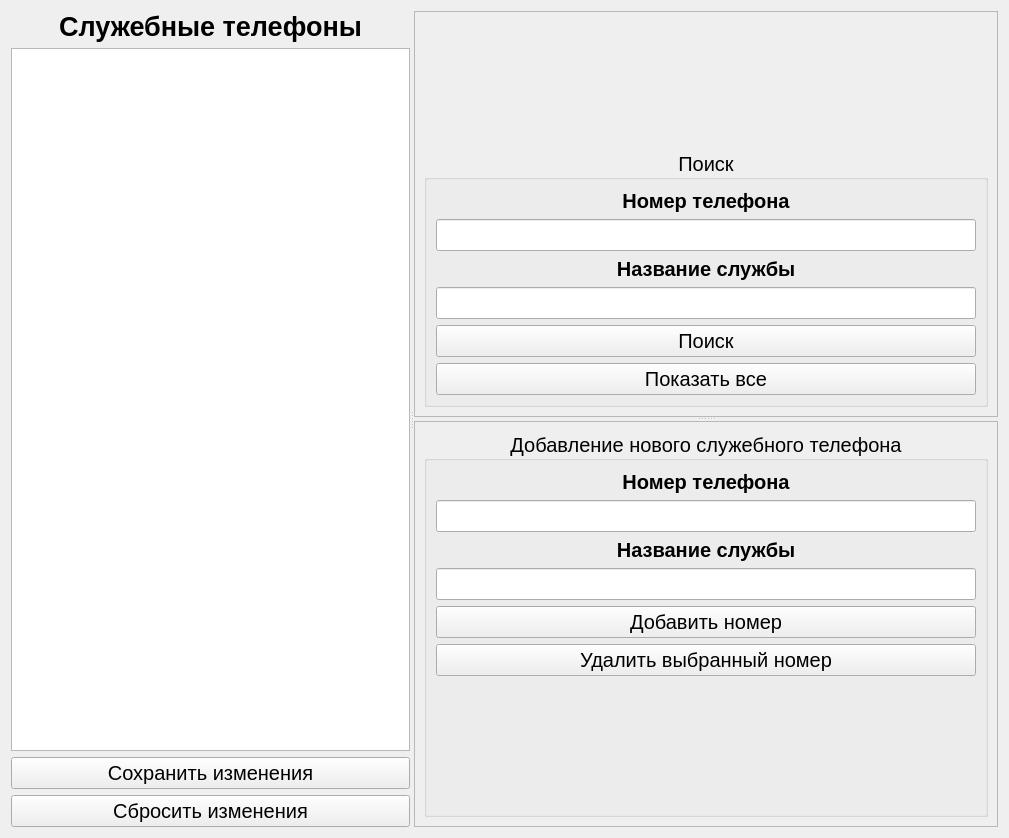
Before: the Qt Designer form officialtelephones.ui in Yavlados/VKR, drawn with Qt 5.
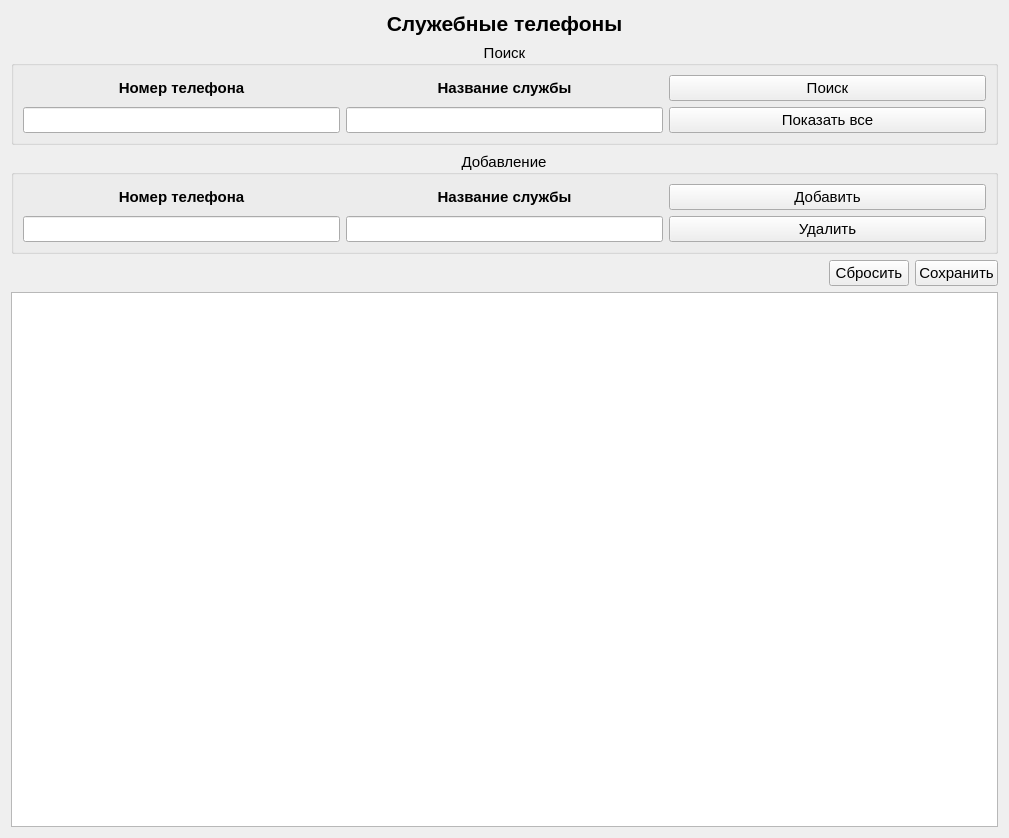
After: the same form once the commit is applied. Icons and pictures are not drawn.

Diff of the .ui file:
```diff
--- a/officialtelephones.ui
+++ b/officialtelephones.ui
@@ -16,15 +16,8 @@
   <property name="autoFillBackground">
    <bool>true</bool>
   </property>
-  <layout class="QGridLayout" name="gridLayout_2">
+  <layout class="QGridLayout" name="gridLayout_3">
    <item row="0" column="0">
-    <widget class="QSplitter" name="splitter_2">
-     <property name="orientation">
-      <enum>Qt::Horizontal</enum>
-     </property>
-     <widget class="QWidget" name="layoutWidget">
-      <layout class="QVBoxLayout" name="verticalLayout">
-       <item>
         <widget class="QLabel" name="label">
          <property name="sizePolicy">
           <sizepolicy hsizetype="Expanding" vsizetype="Preferred">
@@ -35,7 +28,7 @@
          <property name="font">
           <font>
            <family>Arial</family>
-           <pointsize>20</pointsize>
+       <pointsize>16</pointsize>
            <weight>75</weight>
            <bold>true</bold>
           </font>
@@ -48,84 +41,13 @@
          </property>
         </widget>
        </item>
-       <item>
-        <widget class="QTableView" name="tableView">
-         <property name="font">
-          <font>
-           <family>Segoe UI</family>
-           <pointsize>12</pointsize>
-          </font>
-         </property>
-         <property name="selectionBehavior">
-          <enum>QAbstractItemView::SelectRows</enum>
-         </property>
-         <property name="sortingEnabled">
-          <bool>true</bool>
-         </property>
-        </widget>
-       </item>
-       <item>
-        <widget class="QPushButton" name="pushButton_3">
-         <property name="font">
-          <font>
-           <pointsize>15</pointsize>
-          </font>
-         </property>
-         <property name="text">
-          <string>Сохранить изменения</string>
-         </property>
-        </widget>
-       </item>
-       <item>
-        <widget class="QPushButton" name="pushButton_4">
-         <property name="font">
-          <font>
-           <pointsize>15</pointsize>
-          </font>
-         </property>
-         <property name="text">
-          <string>Сбросить изменения</string>
-         </property>
-        </widget>
-       </item>
-      </layout>
-     </widget>
-     <widget class="QSplitter" name="splitter">
-      <property name="orientation">
-       <enum>Qt::Vertical</enum>
-      </property>
-      <widget class="QFrame" name="frame">
-       <property name="sizePolicy">
-        <sizepolicy hsizetype="Fixed" vsizetype="Fixed">
-         <horstretch>0</horstretch>
-         <verstretch>0</verstretch>
-        </sizepolicy>
-       </property>
-       <property name="frameShape">
-        <enum>QFrame::StyledPanel</enum>
-       </property>
-       <property name="frameShadow">
-        <enum>QFrame::Raised</enum>
-       </property>
-       <layout class="QVBoxLayout" name="verticalLayout_3">
-        <item>
-         <spacer name="verticalSpacer">
-          <property name="orientation">
-           <enum>Qt::Vertical</enum>
-          </property>
-          <property name="sizeHint" stdset="0">
-           <size>
-            <width>20</width>
-            <height>40</height>
-           </size>
-          </property>
-         </spacer>
-        </item>
+   <item row="1" column="0">
+    <layout class="QVBoxLayout" name="verticalLayout_8">
         <item>
          <widget class="QGroupBox" name="groupBox_2">
           <property name="font">
            <font>
-            <pointsize>15</pointsize>
+         <pointsize>11</pointsize>
            </font>
           </property>
           <property name="layoutDirection">
@@ -137,11 +59,14 @@
           <property name="alignment">
            <set>Qt::AlignCenter</set>
           </property>
+       <layout class="QGridLayout" name="gridLayout_2">
+        <item row="0" column="0">
           <layout class="QVBoxLayout" name="verticalLayout_2">
            <item>
             <widget class="QLabel" name="label_4">
              <property name="font">
               <font>
+              <pointsize>11</pointsize>
                <weight>75</weight>
                <bold>true</bold>
               </font>
@@ -157,10 +82,15 @@
            <item>
             <widget class="QLineEdit" name="le_search_num"/>
            </item>
+         </layout>
+        </item>
+        <item row="0" column="1">
+         <layout class="QVBoxLayout" name="verticalLayout_3">
            <item>
             <widget class="QLabel" name="label_5">
              <property name="font">
               <font>
+              <pointsize>11</pointsize>
                <weight>75</weight>
                <bold>true</bold>
               </font>
@@ -176,8 +106,23 @@
            <item>
             <widget class="QLineEdit" name="le_search_name"/>
            </item>
+         </layout>
+        </item>
+        <item row="0" column="2">
+         <layout class="QVBoxLayout" name="verticalLayout_4">
            <item>
             <widget class="QPushButton" name="pushButton">
+            <property name="sizePolicy">
+             <sizepolicy hsizetype="Expanding" vsizetype="Fixed">
+              <horstretch>0</horstretch>
+              <verstretch>0</verstretch>
+             </sizepolicy>
+            </property>
+            <property name="font">
+             <font>
+              <pointsize>11</pointsize>
+             </font>
+            </property>
              <property name="text">
               <string>Поиск</string>
              </property>
@@ -189,30 +134,27 @@
            </item>
            <item>
             <widget class="QPushButton" name="pushButton_2">
+            <property name="sizePolicy">
+             <sizepolicy hsizetype="Expanding" vsizetype="Fixed">
+              <horstretch>0</horstretch>
+              <verstretch>0</verstretch>
+             </sizepolicy>
+            </property>
+            <property name="font">
+             <font>
+              <pointsize>11</pointsize>
+             </font>
+            </property>
              <property name="text">
               <string>Показать все</string>
              </property>
             </widget>
            </item>
           </layout>
-         </widget>
         </item>
        </layout>
       </widget>
-      <widget class="QFrame" name="frame_2">
-       <property name="sizePolicy">
-        <sizepolicy hsizetype="Fixed" vsizetype="Preferred">
-         <horstretch>0</horstretch>
-         <verstretch>0</verstretch>
-        </sizepolicy>
-       </property>
-       <property name="frameShape">
-        <enum>QFrame::StyledPanel</enum>
-       </property>
-       <property name="frameShadow">
-        <enum>QFrame::Raised</enum>
-       </property>
-       <layout class="QVBoxLayout" name="verticalLayout_4">
+     </item>
         <item>
          <widget class="QGroupBox" name="groupBox">
           <property name="sizePolicy">
@@ -223,23 +165,26 @@
           </property>
           <property name="font">
            <font>
-            <pointsize>15</pointsize>
+         <pointsize>11</pointsize>
             <weight>50</weight>
             <italic>false</italic>
             <bold>false</bold>
            </font>
           </property>
           <property name="title">
-           <string>Добавление нового служебного телефона</string>
+        <string>Добавление</string>
           </property>
           <property name="alignment">
            <set>Qt::AlignCenter</set>
           </property>
           <layout class="QGridLayout" name="gridLayout">
            <item row="0" column="0">
+         <layout class="QVBoxLayout" name="verticalLayout_5">
+          <item>
             <widget class="QLabel" name="label_2">
              <property name="font">
               <font>
+              <pointsize>11</pointsize>
                <weight>75</weight>
                <bold>true</bold>
               </font>
@@ -252,13 +197,18 @@
              </property>
             </widget>
            </item>
-           <item row="3" column="0">
-            <widget class="QLineEdit" name="le_set_name"/>
-           </item>
-           <item row="2" column="0">
+          <item>
+           <widget class="QLineEdit" name="le_set_num"/>
+          </item>
+         </layout>
+        </item>
+        <item row="0" column="1">
+         <layout class="QVBoxLayout" name="verticalLayout_6">
+          <item>
             <widget class="QLabel" name="label_3">
              <property name="font">
               <font>
+              <pointsize>11</pointsize>
                <weight>75</weight>
                <bold>true</bold>
               </font>
@@ -271,32 +221,22 @@
              </property>
             </widget>
            </item>
-           <item row="5" column="0">
-            <widget class="QPushButton" name="pb_del">
-             <property name="sizePolicy">
-              <sizepolicy hsizetype="Expanding" vsizetype="Fixed">
-               <horstretch>0</horstretch>
-               <verstretch>0</verstretch>
-              </sizepolicy>
-             </property>
-             <property name="font">
-              <font>
-               <pointsize>15</pointsize>
-              </font>
-             </property>
-             <property name="text">
-              <string>Удалить выбранный номер</string>
-             </property>
-             <property name="icon">
-              <iconset resource="resource.qrc">
-               <normaloff>:/new/prefix1/png/004-rubbish-bin.png</normaloff>:/new/prefix1/png/004-rubbish-bin.png</iconset>
-             </property>
-            </widget>
-           </item>
-           <item row="4" column="0">
+          <item>
+           <widget class="QLineEdit" name="le_set_name"/>
+          </item>
+         </layout>
+        </item>
+        <item row="0" column="2">
+         <layout class="QVBoxLayout" name="verticalLayout_7">
+          <item>
             <widget class="QPushButton" name="pb_add">
+            <property name="font">
+             <font>
+              <pointsize>11</pointsize>
+             </font>
+            </property>
              <property name="text">
-              <string>Добавить номер</string>
+             <string>Добавить</string>
              </property>
              <property name="icon">
               <iconset resource="resource.qrc">
@@ -304,29 +244,95 @@
              </property>
             </widget>
            </item>
-           <item row="1" column="0">
-            <widget class="QLineEdit" name="le_set_num"/>
-           </item>
-           <item row="6" column="0">
-            <spacer name="verticalSpacer_2">
+          <item>
+           <widget class="QPushButton" name="pb_del">
+            <property name="sizePolicy">
+             <sizepolicy hsizetype="Expanding" vsizetype="Fixed">
+              <horstretch>0</horstretch>
+              <verstretch>0</verstretch>
+             </sizepolicy>
+            </property>
+            <property name="font">
+             <font>
+              <pointsize>11</pointsize>
+             </font>
+            </property>
+            <property name="text">
+             <string>Удалить</string>
+            </property>
+            <property name="icon">
+             <iconset resource="resource.qrc">
+              <normaloff>:/new/prefix1/png/004-rubbish-bin.png</normaloff>:/new/prefix1/png/004-rubbish-bin.png</iconset>
+            </property>
+           </widget>
+          </item>
+         </layout>
+        </item>
+       </layout>
+      </widget>
+     </item>
+    </layout>
+   </item>
+   <item row="2" column="0">
+    <layout class="QVBoxLayout" name="verticalLayout">
+     <item>
+      <layout class="QHBoxLayout" name="horizontalLayout">
+       <item>
+        <spacer name="horizontalSpacer">
              <property name="orientation">
-              <enum>Qt::Vertical</enum>
+          <enum>Qt::Horizontal</enum>
              </property>
              <property name="sizeHint" stdset="0">
               <size>
-               <width>20</width>
-               <height>40</height>
+           <width>40</width>
+           <height>20</height>
               </size>
              </property>
             </spacer>
            </item>
-          </layout>
-         </widget>
-        </item>
-       </layout>
+       <item>
+        <widget class="QPushButton" name="pushButton_4">
+         <property name="font">
+          <font>
+           <pointsize>11</pointsize>
+          </font>
+         </property>
+         <property name="text">
+          <string>Сбросить</string>
+         </property>
+        </widget>
+       </item>
+       <item>
+        <widget class="QPushButton" name="pushButton_3">
+         <property name="font">
+          <font>
+           <pointsize>11</pointsize>
+          </font>
+         </property>
+         <property name="text">
+          <string>Сохранить</string>
+         </property>
+        </widget>
+       </item>
+      </layout>
+     </item>
+     <item>
+      <widget class="QTableView" name="tableView">
+       <property name="font">
+        <font>
+         <family>Segoe UI</family>
+         <pointsize>12</pointsize>
+        </font>
+       </property>
+       <property name="selectionBehavior">
+        <enum>QAbstractItemView::SelectRows</enum>
+       </property>
+       <property name="sortingEnabled">
+        <bool>true</bool>
+       </property>
       </widget>
-     </widget>
-    </widget>
+     </item>
+    </layout>
    </item>
   </layout>
  </widget>
```
Lines whose indentation alone changed are shown as unchanged.
